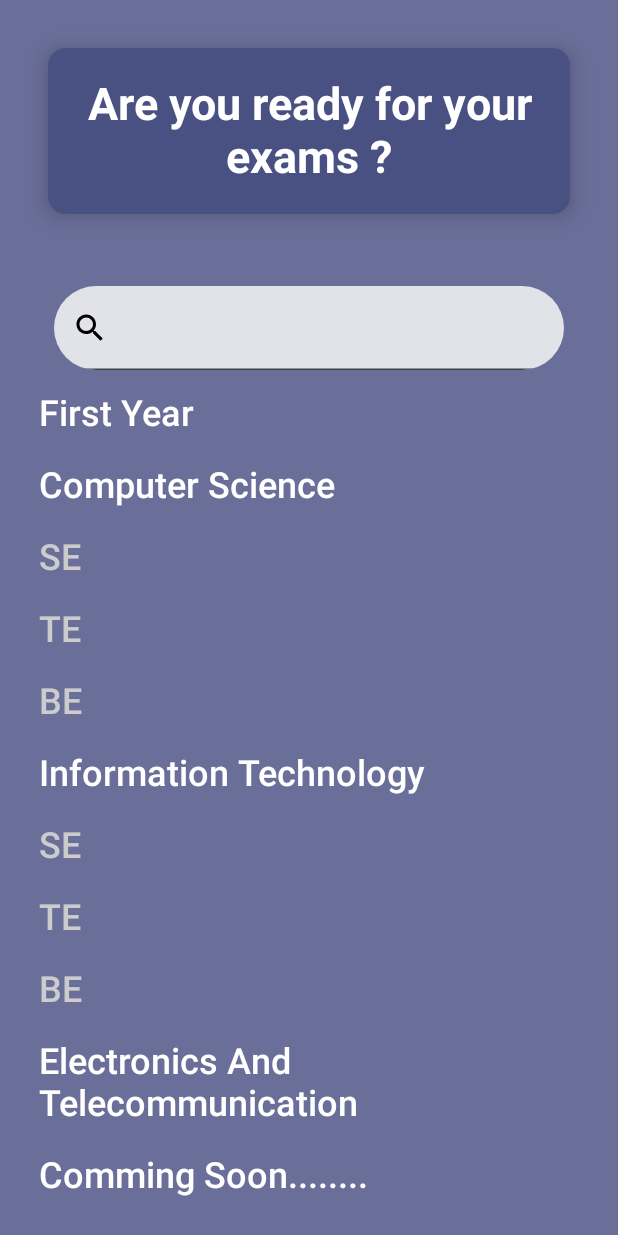
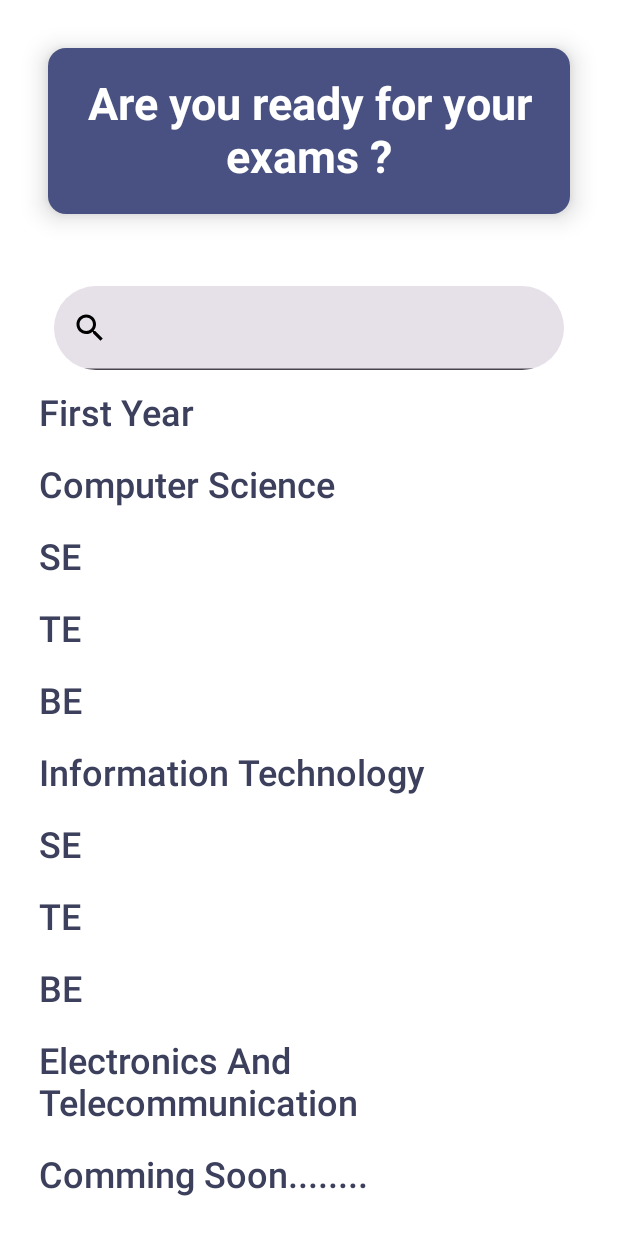
Before and after one commit to Harshsch/Bookmart, an Android app built with Jetpack Compose: the composable HomeScreen shown on its own in the app's theme, scrolled down 62 dp, on a phone screen of 412 x 824 dp. Run offline under Robolectric (Android 15) with nearby library versions, the phone set to English and light mode, and no system bars; our stand-ins replace Firebase (no records; nobody signed in at launch, a user with empty details on screens opened directly); 12 statements that could not run were skipped.

Commit message:
#1 Material theme implemented
Homescreen

```diff
--- a/app/src/main/java/com/BookMart/bookmart/MainActivity.kt
+++ b/app/src/main/java/com/BookMart/bookmart/MainActivity.kt
@@ -4,6 +4,8 @@ import android.annotation.SuppressLint
 import android.os.Bundle
 import androidx.activity.ComponentActivity
 import androidx.activity.compose.setContent
+import androidx.compose.material3.Surface
+import com.BookMart.bookmart.config.ui.theme.BookMartTheme
 import com.BookMart.bookmart.navigation.Navigation
 import com.google.firebase.FirebaseApp
 
@@ -12,8 +14,11 @@ class MainActivity : ComponentActivity() {
     override fun onCreate(savedInstanceState: Bundle?) {
         super.onCreate(savedInstanceState)
         setContent {
-            FirebaseApp.initializeApp(this)
-            Navigation()
+            BookMartTheme {
+                FirebaseApp.initializeApp(this)
+                Navigation()
+            }
+
         }
     }
 }
--- a/app/src/main/java/com/BookMart/bookmart/config/ui/theme/Theme.kt
+++ b/app/src/main/java/com/BookMart/bookmart/config/ui/theme/Theme.kt
@@ -10,6 +10,7 @@ import androidx.compose.material3.dynamicLightColorScheme
 import androidx.compose.material3.lightColorScheme
 import androidx.compose.runtime.Composable
 import androidx.compose.runtime.SideEffect
+import androidx.compose.ui.graphics.Color
 import androidx.compose.ui.graphics.toArgb
 import androidx.compose.ui.platform.LocalContext
 import androidx.compose.ui.platform.LocalView
@@ -19,13 +20,17 @@ import androidx.core.view.WindowCompat
 private val DarkColorScheme = darkColorScheme(
     primary = DarkPrimaryColor,
     secondary = DarkSecondaryColor,
-    tertiary = DarkSurfaceColor
+    tertiary = DarkSurfaceColor,
+    background = DarkBackgroundColor,
+    onPrimary = Color.White
 )
 
 private val LightColorScheme = lightColorScheme(
     primary = LightPrimaryColor,
     secondary = LightSecondaryColor,
-    tertiary = LightSurfaceColor
+    tertiary = LightSurfaceColor,
+    background = Color.White,
+    onPrimary = DarkPrimaryColor
 )
 
 
@@ -37,11 +42,6 @@ fun BookMartTheme(
     content: @Composable () -> Unit
 ) {
     val colorScheme = when {
-        dynamicColor && Build.VERSION.SDK_INT >= Build.VERSION_CODES.S -> {
-            val context = LocalContext.current
-            if (darkTheme) dynamicDarkColorScheme(context) else dynamicLightColorScheme(context)
-        }
-
         darkTheme -> DarkColorScheme
         else -> LightColorScheme
     }
--- a/app/src/main/java/com/BookMart/bookmart/data/ListItem.kt
+++ b/app/src/main/java/com/BookMart/bookmart/data/ListItem.kt
@@ -14,6 +14,7 @@ val itemList = listOf(
     ListItem(8, R.drawable.img_8, "COMPUTER GRAPHICS", 415, "Computer", 2022, 2, "Master the art of computer-generated graphics and visualizations. This book covers the fundamentals of computer graphics, including rendering techniques, 2D and 3D graphics, and graphic design principles. It's an essential resource for graphic designers and developers."),
     ListItem(9, R.drawable.img_9, "DATA SCIENCE", 105, "Computer", 2023, 2, "Dive into the world of data analysis and machine learning. This book provides a comprehensive introduction to data science, covering data collection, analysis, and machine learning algorithms. It's suitable for beginners and those looking to advance their data science skills."),
     ListItem(10, R.drawable.img_10, "DEEP LEARNING", 295, "Computer", 2022, 1, "Discover advanced techniques in deep neural networks. This book explores the field of deep learning, including deep neural networks, convolutional neural networks (CNNs), and recurrent neural networks (RNNs). It's a valuable resource for AI and machine learning enthusiasts."),
+   //FE
     ListItem(11, R.drawable.fe_img_1, "ENGINEERING MATHEMATICS - I FOR SPPU 19 COURSE (FE - I - COMMON - 107001)", 555, "First Year", 2023, 1, "A fundamental mathematics course for engineering students. This textbook covers the mathematical concepts required for first-year engineering students. It includes topics like calculus, algebra, and differential equations."),
     ListItem(12, R.drawable.fe_img_2, "ENGINEERING MATHEMATICS - II FOR SPPU 19 COURSE (FE - II - COMMON - 107008)", 495, "First Year", 2023, 2, "Continuation of the first-semester mathematics course. Building upon the foundations of engineering mathematics, this textbook covers topics like vector calculus, numerical methods, and complex numbers."),
     ListItem(13, R.drawable.fe_img_3, "ENGINEERING PHYSICS FOR SPPU 19 COURSE (FE - I/II - COMMON - 107002)", 325, "First Year", 2022, 1, "Learn the principles of physics relevant to engineering. This physics textbook is tailored for engineering students, covering topics like mechanics, optics, and thermodynamics."),
@@ -23,8 +24,8 @@ val itemList = listOf(
     ListItem(17, R.drawable.fe_img_7, "BASIC ELECTRICAL ENGINEERING FOR SPPU 19 COURSE (FE - I/II - COMMON - 103004)", 425, "First Year", 2023, 1, "Learn the fundamentals of electrical engineering. This electrical engineering textbook introduces students to electrical circuits, electromagnetic fields, and electrical machines."),
     ListItem(18, R.drawable.fe_img_8, "BASIC ELECTRONICS ENGINEERING FOR SPPU 19 COURSE (FE - I/II - COMMON - 104010)", 395, "First Year", 2022, 2, "Introduction to electronic circuits and devices. This electronics engineering textbook covers semiconductor devices, electronic circuits, and analog electronics."),
     ListItem(19, R.drawable.fe_img_9, "PROGRAMMING & PROBLEM SOLVING FOR SPPU 19 COURSE (FE - I/II - COMMON - 110005)", 295, "First Year", 2023, 2, "Learn programming and problem-solving techniques."),
-    // Continuing from where we left off
     ListItem(20, R.drawable.fe_img_10, "SYSTEMS IN MECHANICAL ENGINEERING FOR SPPU 19 COURSE (FE - I - COMMON - 102003)", 425, "First Year", 2022, 1, "Introduction to mechanical engineering systems. This textbook provides an overview of mechanical engineering systems, covering topics like thermodynamics, fluid mechanics, and engineering materials."),
+    //CSE
     ListItem(21, R.drawable.cse_img_1, "DISCRETE MATHEMATICS FOR SPPU 19 COURSE (SE - III - COMP/AI&DS - 210241)", 375, "Computer Science", 2, 1, "Study discrete structures and their applications in computer science. This textbook explores discrete mathematics concepts, including sets, relations, and graph theory, with applications in computer science."),
     ListItem(22, R.drawable.cse_img_2, "FUNDAMENTALS OF DATA STRUCTURES FOR SPPU 19 COURSE (SE - III - COMP/AI&DS - 210242)", 320, "Computer Science", 2, 2, "Learn essential data structures and algorithms. This textbook covers fundamental data structures like arrays, linked lists, and trees, along with algorithm design and analysis."),
     ListItem(23, R.drawable.cse_img_3, "OBJECT ORIENTED PROGRAMMING FOR SPPU 19 COURSE (SE - III - COMP/AI&DS - 210243)", 290, "Computer Science", 2, 1, "Master object-oriented programming concepts. This textbook introduces object-oriented programming using languages like Java and C++. It covers classes, inheritance, and polymorphism."),
@@ -57,14 +58,14 @@ val itemList = listOf(
     ListItem(52, R.drawable.cse_img_32, "SOFT COMPUTING FOR SPPU 19 COURSE (BE - SEM VIII - COMP - 410253(B)) - ELECTIVE VI", 230, "Computer Science", 4, 1, "Study soft computing and its applications."),
     ListItem(53, R.drawable.cse_img_33, "BUSINESS INTELLIGENCE FOR SPPU 19 COURSE (BE - SEM VIII - COMP - 410253(C)) - ELECTIVE VI", 295, "Computer Science", 4, 1, "Master business intelligence concepts and tools."),
     ListItem(54, R.drawable.cse_img_34, "NATURAL LANGUAGE PROCESSING FOR SPPU 19 COURSE (BE - SEM VIII - COMP. - 410252(A)) - ELECTIVE V", 240, "Computer Science", 4, 2, "Explore natural language processing and text analysis.") ,
-            ListItem(55, R.drawable.it_img_1, "LOGIC DESIGN & COMPUTER ORGANIZATION FOR SPPU 19 COURSE (SE - III - IT - 214442)", 395, "Information Technology", 2022, 1,""),
+    //IT
+    ListItem(55, R.drawable.it_img_1, "LOGIC DESIGN & COMPUTER ORGANIZATION FOR SPPU 19 COURSE (SE - III - IT - 214442)", 395, "Information Technology", 2022, 1,""),
     ListItem(56, R.drawable.it_img_2, "OBJECT ORIENTED PROGRAMMING FOR SPPU 19 COURSE (SE - III - IT - 214444)", 210, "Information Technology", 2, 1,""),
     ListItem(57, R.drawable.it_img_3, "DATA STRUCTURES & ALGORITHMS FOR SPPU 19 COURSE (SE - III - IT - 214443)", 510, "Information Technology", 2, 2,""),
     ListItem(58, R.drawable.it_img_4, "WEB DEVELOPMENTBASICS OF COMPUTER NETWORK FOR SPPU 19 COURSE (SE - III - IT - 214445)", 260, "Information Technology", 2022, 1,""),
     ListItem(59, R.drawable.cse_img_1, "DISCRETE MATHEMATICS FOR SPPU 19 COURSE (SE - III - COMP/AI&DS - 210241)", 375, "Information Technology", 2, 1, "Study discrete structures and their applications in computer science. This textbook explores discrete mathematics concepts, including sets, relations, and graph theory, with applications in computer science."),
     ListItem(60, R.drawable.cse_img_7, "ENGINEERING MATHEMATICS- III FOR SPPU 19 COURSE (SE - IV - COMP./IT - 207003)", 495, "Information Technology", 2, 1, "Mathematical concepts for computer science applications. This mathematics textbook covers topics like linear algebra, numerical methods, and probability theory, with applications in computer science."),
     ListItem(61, R.drawable.img_8, "COMPUTER GRAPHICS FOR SPPU 19 COURSE (SE - IV - IT - 214453)", 415, "Information Technology", 2023, 2, "Master the art of computer-generated graphics and visualizations. This book covers the fundamentals of computer graphics, including rendering techniques, 2D and 3D graphics, and graphic design principles. It's an essential resource for graphic designers and developers."),
-
     ListItem(62, R.drawable.it_img_6, "DATABASE MANAGEMENT SYSTEM FOR SPPU 19 COURSE (SE - IV - IT - 214452)", 375, "Information Technology", 2, 1, "Study discrete structures and their applications in computer science. This textbook explores discrete mathematics concepts, including sets, relations, and graph theory, with applications in computer science."),
     ListItem(63, R.drawable.it_img_5, "PROCESSOR ARCHITECTURE FOR SPPU 19 COURSE (SE - IV - IT - 214451)", 315, "Information Technology", 2, 1, "Study discrete structures and their applications in computer science. This textbook explores discrete mathematics concepts, including sets, relations, and graph theory, with applications in computer science."),
     ListItem(64, R.drawable.it_img_7, "SOFTWARE ENGINEERING FOR SPPU 19 COURSE (SE - IV - IT - 214454)", 345, "Information Technology", 2, 1, "Study discrete structures and their applications in computer science. This textbook explores discrete mathematics concepts, including sets, relations, and graph theory, with applications in computer science."),
--- a/app/src/main/java/com/BookMart/bookmart/views/home/HomeScreen.kt
+++ b/app/src/main/java/com/BookMart/bookmart/views/home/HomeScreen.kt
@@ -20,6 +20,8 @@ import androidx.compose.material3.CardDefaults
 import androidx.compose.material3.ElevatedCard
 import androidx.compose.material3.ExperimentalMaterial3Api
 import androidx.compose.material3.IconButton
+import androidx.compose.material3.MaterialTheme
+import androidx.compose.material3.Surface
 import androidx.compose.material3.Text
 import androidx.compose.material3.TextField
 import androidx.compose.runtime.Composable
@@ -55,30 +57,25 @@ import com.google.firebase.auth.FirebaseAuth
 @Composable
 fun HomeScreen(navController: NavHostController)
 {
-
     val context = LocalContext.current
     FirebaseApp.initializeApp(context)
-    val textureColor = Color(0xFF6a6f9a) // Define your texture color
-    val brush = Brush.horizontalGradient(
-        colors = listOf( textureColor ,textureColor),
-    )
     FirebaseAuth.getInstance().currentUser
-    Column(
-        modifier = Modifier
-            .background(brush=brush)
-            .padding(16.dp)
-    ){
-        var isCardVisible by remember { mutableStateOf(true) }
 
-        if (isCardVisible) {
+    Surface(color = MaterialTheme.colorScheme.background){
+        Column(
+            modifier = Modifier
+                .padding(16.dp)
+        ) {
+            var isCardVisible by remember { mutableStateOf(true) }
+
+            if (isCardVisible) {
                 ElevatedCard(
                     elevation = CardDefaults.cardElevation(
                         defaultElevation = 10.dp
                     ),
                     modifier = Modifier
                         .fillMaxWidth()
-                        .padding(16.dp)
-                    ,
+                        .padding(16.dp),
                     colors = CardDefaults.cardColors(
                         containerColor = colorResource(id = R.color.DarkSecondaryColor),
                     ),
@@ -101,6 +98,7 @@ fun HomeScreen(navController: NavHostController)
             }
             DepartmentBooks(navController = navController)
         }
+    }
     }
 
 @OptIn(ExperimentalMaterial3Api::class)
@@ -156,7 +154,7 @@ fun DepartmentBooks(navController: NavHostController) {
                  style = TextStyle(
                     fontSize = 24.sp,
                     fontWeight = FontWeight(600),
-                    color =colorResource(id = R.color.LightBackgroundColor),
+                    color =MaterialTheme.colorScheme.onPrimary,
 
                     textAlign = TextAlign.Center,
                 )
@@ -177,7 +175,7 @@ fun DepartmentBooks(navController: NavHostController) {
                 style = TextStyle(
                     fontSize = 24.sp,
                     fontWeight = FontWeight(600),
-                    color =colorResource(id = R.color.LightBackgroundColor),
+                    color =MaterialTheme.colorScheme.onPrimary,
 
                     textAlign = TextAlign.Center,
                 )
@@ -199,7 +197,7 @@ fun DepartmentBooks(navController: NavHostController) {
                 style = TextStyle(
                     fontSize = 24.sp,
                     fontWeight = FontWeight(600),
-                    color =colorResource(id = R.color.LightBackgroundColor),
+                    color =MaterialTheme.colorScheme.onPrimary,
 
                     textAlign = TextAlign.Center,
                 )
@@ -207,14 +205,14 @@ fun DepartmentBooks(navController: NavHostController) {
         }
         item {
             Text(
-                text = "SE ",
+                text = "SE",
                 Modifier.padding(10.dp),
                 textAlign = TextAlign.Center,
 
                 style = TextStyle(
                     fontSize = 24.sp,
                     fontWeight = FontWeight(600),
-                    color = Color(0xFFCCCCCC),
+                    color = MaterialTheme.colorScheme.onPrimary,
                     textAlign = TextAlign.Center,
                 )
             )
@@ -235,7 +233,7 @@ fun DepartmentBooks(navController: NavHostController) {
                 style = TextStyle(
                     fontSize = 24.sp,
                     fontWeight = FontWeight(600),
-                    color = Color(0xFFCCCCCC),
+                    color = MaterialTheme.colorScheme.onPrimary,
                     textAlign = TextAlign.Center,
                 )
             )
@@ -256,7 +254,7 @@ fun DepartmentBooks(navController: NavHostController) {
                 style = TextStyle(
                     fontSize = 24.sp,
                     fontWeight = FontWeight(600),
-                    color = Color(0xFFCCCCCC),
+                    color = MaterialTheme.colorScheme.onPrimary,
                     textAlign = TextAlign.Center,
                 )
             )
@@ -275,7 +273,7 @@ fun DepartmentBooks(navController: NavHostController) {
                 style = TextStyle(
                     fontSize = 24.sp,
                     fontWeight = FontWeight(600),
-                    color =colorResource(id = R.color.LightBackgroundColor),
+                    color =MaterialTheme.colorScheme.onPrimary,
 
                     textAlign = TextAlign.Center,
                 )
@@ -290,7 +288,7 @@ fun DepartmentBooks(navController: NavHostController) {
                 style = TextStyle(
                     fontSize = 24.sp,
                     fontWeight = FontWeight(600),
-                    color = Color(0xFFCCCCCC),
+                    color = MaterialTheme.colorScheme.onPrimary,
                     textAlign = TextAlign.Center,
                 )
             )
@@ -311,7 +309,7 @@ fun DepartmentBooks(navController: NavHostController) {
                 style = TextStyle(
                     fontSize = 24.sp,
                     fontWeight = FontWeight(600),
-                    color = Color(0xFFCCCCCC),
+                    color = MaterialTheme.colorScheme.onPrimary,
                     textAlign = TextAlign.Center,
                 )
             )
@@ -332,7 +330,7 @@ fun DepartmentBooks(navController: NavHostController) {
                 style = TextStyle(
                     fontSize = 24.sp,
                     fontWeight = FontWeight(600),
-                    color = Color(0xFFCCCCCC),
+                    color = MaterialTheme.colorScheme.onPrimary,
                     textAlign = TextAlign.Center,
                 )
             )
@@ -351,7 +349,7 @@ fun DepartmentBooks(navController: NavHostController) {
                 style = TextStyle(
                     fontSize = 24.sp,
                     fontWeight = FontWeight(600),
-                    color =colorResource(id = R.color.LightBackgroundColor),
+                    color =MaterialTheme.colorScheme.onPrimary,
                     )
             )
         }
@@ -369,7 +367,7 @@ fun DepartmentBooks(navController: NavHostController) {
                 style = TextStyle(
                     fontSize = 24.sp,
                     fontWeight = FontWeight(600),
-                    color =colorResource(id = R.color.LightBackgroundColor),
+                    color =MaterialTheme.colorScheme.onPrimary,
                     textAlign = TextAlign.Center,
                 )
             )
```
